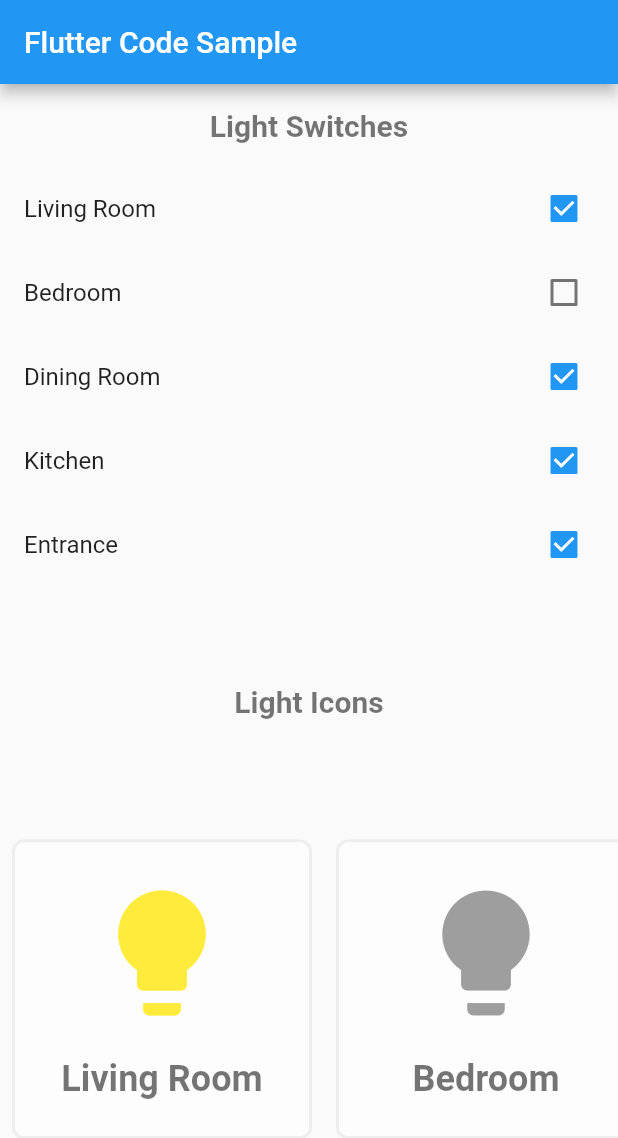
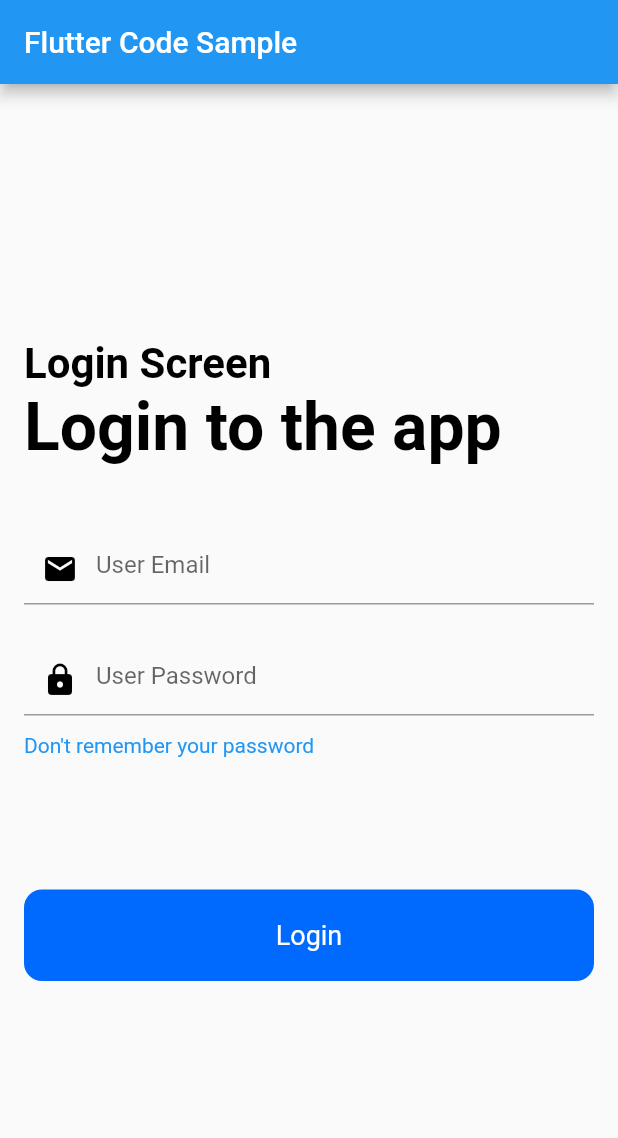
Before and after one commit to kferron24/flutterGroup, a Flutter app: the screen it shows after launch, on a phone screen of 412 x 824 dp. Shown: the top 1138 px of the screen. Run offline on Flutter 3.47's test engine with Material 2 defaults, Android fonts, the phone set to English and light mode, and no system bars.

Commit message:
login page

```diff
--- /dev/null
+++ b/flutter_application_1/lib/Log.dart
@@ -0,0 +1,81 @@
+import 'package:flutter/material.dart';
+
+class LogPage extends StatefulWidget {
+  const LogPage({super.key});
+
+  @override
+  State<LogPage> createState() => _LogPageState();
+}
+
+class _LogPageState extends State<LogPage> {
+  @override
+  Widget build(BuildContext context) {
+    return Padding(
+        padding: const EdgeInsets.all(16.0),
+        child: Column(
+          mainAxisAlignment: MainAxisAlignment.center,
+          crossAxisAlignment: CrossAxisAlignment.start,
+          children: [
+            const Text(
+              "Login Screen",
+              style: TextStyle(
+                color: Colors.black,
+                fontSize: 28.0,
+                fontWeight: FontWeight.bold,
+              ),
+            ),
+            const Text(
+              "Login to the app",
+              style: TextStyle(
+                color: Colors.black,
+                fontSize: 44.0,
+                fontWeight: FontWeight.bold,
+              ),
+            ),
+            const SizedBox(
+              height: 44.0,
+            ),
+            const TextField(
+              keyboardType: TextInputType.emailAddress,
+              decoration: InputDecoration(
+                hintText: "User Email",
+                prefixIcon: Icon(Icons.mail, color: Colors.black),
+              ),
+            ),
+            const SizedBox(
+              height: 26.0,
+            ),
+            const TextField(
+              obscureText: true,
+              decoration: InputDecoration(
+                hintText: "User Password",
+                prefixIcon: Icon(Icons.lock, color: Colors.black),
+              ),
+            ),
+            const SizedBox(height: 12.0),
+            const Text(
+              "Don't remember your password",
+              style: TextStyle(color: Colors.blue),
+            ),
+            const SizedBox(height: 88.0),
+            Container(
+              width: double.infinity,
+              child: RawMaterialButton(
+                fillColor: Color(0xFF0069FE),
+                elevation: 0.0,
+                padding: EdgeInsets.symmetric(vertical: 20.0),
+                shape: RoundedRectangleBorder(
+                  borderRadius: BorderRadius.circular(12.0),
+                ),
+                onPressed: () {},
+                child: Text("Login",
+                    style: TextStyle(
+                      color: Colors.white,
+                      fontSize: 18.0,
+                    )),
+              ),
+            )
+          ],
+        ));
+  }
+}
--- a/flutter_application_1/lib/main.dart
+++ b/flutter_application_1/lib/main.dart
@@ -2,6 +2,7 @@ import 'package:flutter/material.dart';
 
 import 'Dichotomic.dart';
 import 'MultipleChoiceQuestion.dart';
+import 'Log.dart';
 
 void main() => runApp(const MyApp());
 
@@ -17,7 +18,7 @@ class MyApp extends StatelessWidget {
       home: Scaffold(
         appBar: AppBar(title: const Text(_title)),
         body: const Center(
-          child: MyHomePage(),
+          child: LogPage(),
         ),
       ),
     );
--- a/flutter_application_1/pubspec.yaml
+++ b/flutter_application_1/pubspec.yaml
@@ -35,6 +35,9 @@ dependencies:
   # The following adds the Cupertino Icons font to your application.
   # Use with the CupertinoIcons class for iOS style icons.
   cupertino_icons: ^1.0.2
+
+  firebase_core: ^2.1.1
+  firebase_auth: ^4.1.0
 
 dev_dependencies:
   flutter_test:
```
Also changed, not shown: 3 other files.
